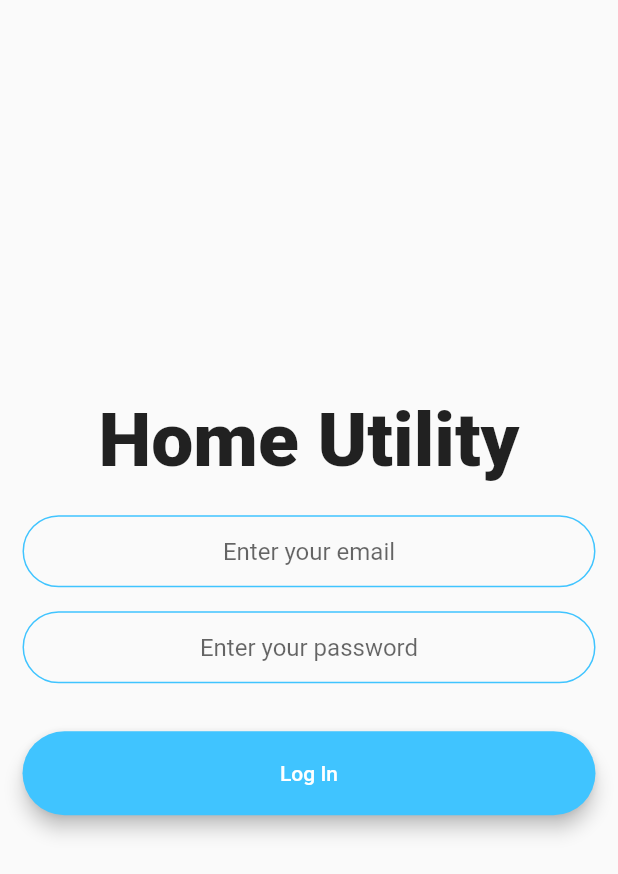
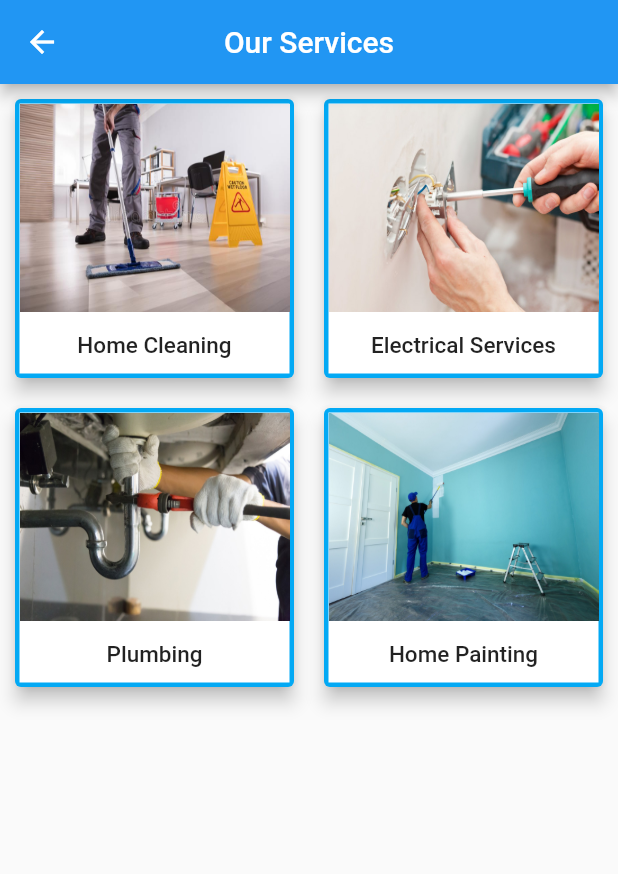
Before and after one commit to SaskarKhadka/Home-Utility, a Flutter app: the screen it shows after launch, after a tap on "Log In", on a phone screen of 412 x 824 dp. Shown: the top 874 px of the screen. Run offline on Flutter 3.47's test engine with Material 2 defaults, Android fonts, the phone set to English and light mode, and no system bars.

Commit message:
basic model for customers

```diff
--- a/lib/main.dart
+++ b/lib/main.dart
@@ -1,5 +1,6 @@
 import 'package:flutter/material.dart';
-import 'package:home_utility/screens/loginScreen.dart';
+import 'package:home_utility/screens/logInScreen.dart';
+import 'package:home_utility/screens/services.dart';
 import 'package:home_utility/screens/registrationScreen.dart';
 import 'screens/welcomeScreen.dart';
 
@@ -12,11 +13,12 @@ class HomeUtility extends StatelessWidget {
   Widget build(BuildContext context) {
     return MaterialApp(
       // home: WelcomeScreen(),
-      initialRoute: WelcomeScreen.id,
+      initialRoute: LogInScreen.id,
       routes: {
         WelcomeScreen.id: (context) => WelcomeScreen(),
         LogInScreen.id: (context) => LogInScreen(),
         RegistrationScreen.id: (context) => RegistrationScreen(),
+        MainScreen.id: (context) => MainScreen(),
       },
     );
   }
--- /dev/null
+++ b/lib/model/services.dart
@@ -0,0 +1,27 @@
+class HomeServices {
+  // final List<String> _homeServices = [
+  //   'Home Cleaning',
+  //   'Electricial Services',
+  //   'Plumbing',
+  //   'Home Painting',
+  //   // 'Goods Transportation',
+  //   // 'Furniture Assembly',
+  //   // 'Gardening',
+  //   // 'Babysitting',
+  //   // 'Tuition',
+  //   // 'Construction',
+  //   // 'Laundary',
+  //   // 'Maid',
+  // ];
+  String _service;
+  String _imagePath;
+  HomeServices(this._service, this._imagePath);
+
+  String getService() {
+    return _service;
+  }
+
+  String getImagePath() {
+    return _imagePath;
+  }
+}
--- /dev/null
+++ b/lib/model/servicesHandler.dart
@@ -0,0 +1,19 @@
+import 'dart:collection';
+
+import 'services.dart';
+
+class ServiceHandler {
+  final List<HomeServices> _homeServices = [
+    HomeServices('Home Cleaning', 'images/img-1.jpg'),
+    HomeServices('Electrical Services', 'images/img-3.jpg'),
+    HomeServices('Plumbing', 'images/img-2.jpg'),
+    HomeServices('Home Painting', 'images/img-4.jpeg'),
+  ];
+  UnmodifiableListView<HomeServices> getServices() {
+    return UnmodifiableListView(_homeServices);
+  }
+
+  int totalServicesCount() {
+    return _homeServices.length;
+  }
+}
--- a/lib/screens/logInScreen.dart
+++ b/lib/screens/logInScreen.dart
@@ -1,13 +1,19 @@
+// import 'dart:io';
+
 import 'package:flutter/material.dart';
+// import 'package:home_utility/components/dialogBox.dart';
+import 'package:home_utility/screens/services.dart';
 import '../constants.dart';
 import '../components/roundedButton.dart';
+import 'registrationScreen.dart';
 
 class LogInScreen extends StatelessWidget {
   static const id = '/login';
   @override
   Widget build(BuildContext context) {
     return Scaffold(
-      body: Padding(
+      body: SingleChildScrollView(
+        child: Padding(
           padding: EdgeInsets.symmetric(
             horizontal: 15.0,
           ),
@@ -15,18 +21,31 @@ class LogInScreen extends StatelessWidget {
             mainAxisAlignment: MainAxisAlignment.center,
             crossAxisAlignment: CrossAxisAlignment.stretch,
             children: [
+              SizedBox(
+                height: 100.0,
+              ),
               Text(
-              'Home Utility',
+                '*Home Utility Icon*',
                 textAlign: TextAlign.center,
                 style: TextStyle(
                   fontWeight: FontWeight.w800,
-                fontSize: 50.0,
+                  fontSize: 40.0,
                 ),
               ),
               SizedBox(
                 height: 20.0,
               ),
-            // Text('Email'),
+              Text(
+                'Login as a User',
+                textAlign: TextAlign.center,
+                style: TextStyle(
+                  fontWeight: FontWeight.w800,
+                  fontSize: 25.0,
+                ),
+              ),
+              SizedBox(
+                height: 16.0,
+              ),
               TextField(
                 keyboardType: TextInputType.emailAddress,
                 textAlign: TextAlign.center,
@@ -38,7 +57,6 @@ class LogInScreen extends StatelessWidget {
               SizedBox(
                 height: 16.0,
               ),
-            // Text('Password'),
               TextField(
                 keyboardType: TextInputType.emailAddress,
                 obscureText: true,
@@ -54,9 +72,32 @@ class LogInScreen extends StatelessWidget {
               RoundedButton(
                 color: Colors.lightBlueAccent,
                 text: 'Log In',
-              onPressed: () {},
-            )
+                onPressed: () async {
+                  // showDialog(
+                  //   context: context,
+                  //   barrierDismissible: false,
+                  //   builder: (context) => DialogBox(),
+                  // );
+
+                  Navigator.pushNamed(context, MainScreen.id);
+                },
+              ),
+              Padding(
+                padding: const EdgeInsets.only(top: 25.0),
+                child: Text(
+                  'Do not have an account?',
+                  textAlign: TextAlign.center,
+                  style: TextStyle(fontWeight: FontWeight.w700),
+                ),
+              ),
+              RoundedButton(
+                  color: Colors.lightBlueAccent,
+                  text: 'Register Here',
+                  onPressed: () {
+                    Navigator.pushNamed(context, RegistrationScreen.id);
+                  }),
             ],
+          ),
         ),
       ),
     );
--- /dev/null
+++ b/lib/screens/services.dart
@@ -0,0 +1,96 @@
+import 'package:flutter/material.dart';
+import 'package:home_utility/model/servicesHandler.dart';
+
+class MainScreen extends StatelessWidget {
+  static const id = '/mainScreen';
+  final ServiceHandler serviceHandler = ServiceHandler();
+  @override
+  Widget build(BuildContext context) {
+    return Scaffold(
+      appBar: AppBar(
+        title: Text('Our Services'),
+        centerTitle: true,
+      ),
+      body: GridView.builder(
+        itemCount: serviceHandler.totalServicesCount(),
+        gridDelegate: SliverGridDelegateWithFixedCrossAxisCount(
+          crossAxisCount: 2,
+          // crossAxisSpacing: 5,
+          // mainAxisSpacing: 0.5,
+        ),
+        itemBuilder: (context, index) {
+          return Card(
+            margin: EdgeInsets.only(
+              top: 10.0,
+              bottom: 10.0,
+              left: 10.0,
+              right: 10.0,
+            ),
+            color: Colors.lightBlue,
+            elevation: 5.0,
+            child: Container(
+              height: 150.0,
+              margin: EdgeInsets.all(3.0),
+              // padding: EdgeInsets.all(15.0),
+              decoration: BoxDecoration(
+                borderRadius: BorderRadius.circular(0.0),
+                color: Colors.white,
+              ),
+              child: Column(
+                children: [
+                  Expanded(
+                    flex: 5,
+                    child: Image.asset(
+                      // 'images/img-1.jpg',
+                      serviceHandler.getServices()[index].getImagePath(),
+                      fit: BoxFit.fill,
+                    ),
+                  ),
+                  SizedBox(
+                    height: 13.0,
+                  ),
+                  Expanded(
+                      flex: 1,
+                      child: Text(
+                        serviceHandler.getServices()[index].getService(),
+                        style: TextStyle(
+                          fontSize: 15.0,
+                          fontWeight: FontWeight.w500,
+                        ),
+                        textAlign: TextAlign.center,
+                      ))
+                ],
+              ),
+            ),
+          );
+        },
+      ),
+    );
+  }
+}
+
+// ListView.builder(
+//         itemCount: services.length,
+//         itemBuilder: (context, index) {
+//     return Card(
+//       margin: EdgeInsets.only(
+//         top: 10.0,
+//         bottom: 10.0,
+//         left: 15.0,
+//         right: 15.0,
+//       ),
+//       color: Colors.lightBlue,
+//       elevation: 0.0,
+//       child: Container(
+//         height: 150.0,
+//         margin: EdgeInsets.all(3.0),
+//         padding: EdgeInsets.all(15.0),
+//         decoration: BoxDecoration(
+//           borderRadius: BorderRadius.circular(10.0),
+//           color: Colors.white,
+//         ),
+//         child: Text('${services[index]}'),
+//       ),
+//     );
+//   },
+// ),
--- a/lib/screens/welcomeScreen.dart
+++ b/lib/screens/welcomeScreen.dart
@@ -1,12 +1,14 @@
 import 'package:flutter/material.dart';
 import '../components/roundedButton.dart';
 import 'logInScreen.dart';
-import 'registrationScreen.dart';
+// import 'registrationScreen.dart';
 
 class WelcomeScreen extends StatelessWidget {
   static const String id = '/';
   @override
   Widget build(BuildContext context) {
+    //this screen is going to be kinda like a template screen
+
     return Scaffold(
       backgroundColor: Colors.white,
       body: Padding(
@@ -15,26 +17,27 @@ class WelcomeScreen extends StatelessWidget {
           crossAxisAlignment: CrossAxisAlignment.stretch,
           mainAxisAlignment: MainAxisAlignment.center,
           children: [
+            SizedBox(
+              height: 50.0,
+            ),
             Text(
-              'Home Utility',
+              '*Home Utility Icon*',
               textAlign: TextAlign.center,
               style: TextStyle(
-                fontSize: 40.0,
+                fontSize: 30.0,
                 fontWeight: FontWeight.w800,
               ),
             ),
+            Expanded(
+                child: Container(
+              child:
+                  Center(child: Text('A little bit of description probably')),
+            )),
             RoundedButton(
               color: Colors.lightBlueAccent,
-              text: 'Log In',
+              text: 'Get Started',
               onPressed: () {
                 Navigator.pushNamed(context, LogInScreen.id);
-              },
-            ),
-            RoundedButton(
-              color: Colors.lightBlueAccent,
-              text: 'Register',
-              onPressed: () {
-                Navigator.pushNamed(context, RegistrationScreen.id);
               },
             ),
           ],
--- a/pubspec.yaml
+++ b/pubspec.yaml
@@ -45,8 +45,8 @@ flutter:
   uses-material-design: true
 
   # To add assets to your application, add an assets section, like this:
-  # assets:
-  #   - images/a_dot_burr.jpeg
+  assets:
+    - images/
   #   - images/a_dot_ham.jpeg
 
   # An image asset can refer to one or more resolution-specific "variants", see
```
Also changed, not shown: lib/components/dialogBox.dart (added, +42 -0 lines), lib/screens/registrationScreen.dart (+46 -5 lines), images/img-1.jpg (added), images/img-2.jpg (added), images/img-3.jpg (added), images/img-4.jpeg (added). Lines whose indentation alone changed are shown as unchanged.
